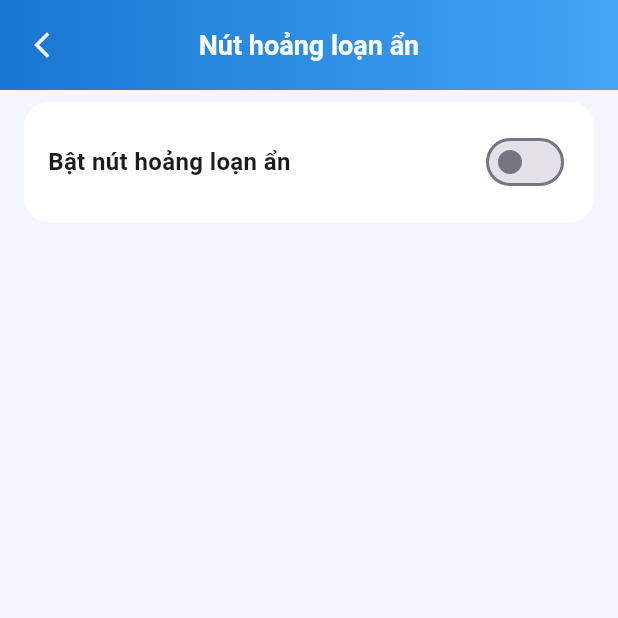
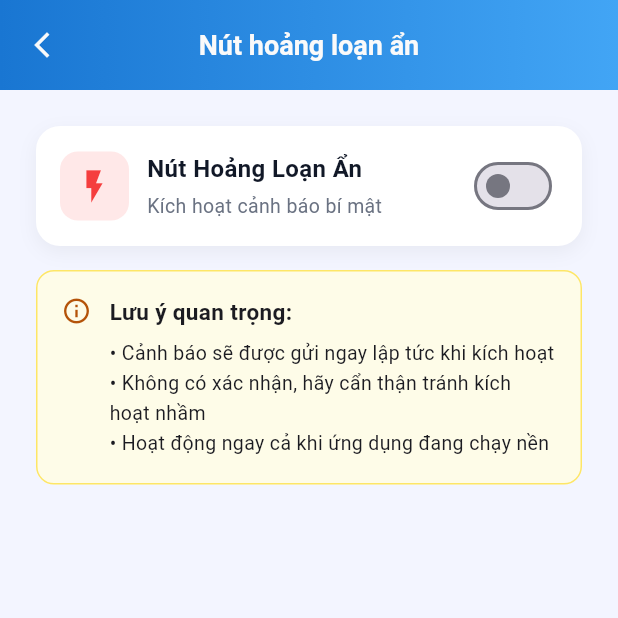
Before and after one commit to NguyenDucAnhhh/SafeTrek, a Flutter app: the screen it shows once a user with an empty profile is signed in, item 3 of the bottom bar chosen, after a tap on "Nút Hoảng loạn Ẩn", on a phone screen of 412 x 824 dp, the top half of it. Run offline on Flutter 3.47's test engine with Material 3 defaults, Android fonts, the phone set to English and light mode, and no system bars; our stand-ins replace bloc, cloud_firestore, equatable, firebase_auth, firebase_core, flutter_bloc and 2 more; missing offline and left inert: volume_controller; accounts and stored records are empty; Roboto replaces fonts that are missing (Arimo).

Commit message:
fix hidden panic

```diff
--- a/lib/feat/setting/presentation/screens/setting_hidden_panic.dart
+++ b/lib/feat/setting/presentation/screens/setting_hidden_panic.dart
@@ -1,14 +1,15 @@
 import 'package:flutter/material.dart';
+import 'package:flutter_bloc/flutter_bloc.dart';
 import 'package:shared_preferences/shared_preferences.dart';
-// import 'package:volume_watcher/volume_watcher.dart';
+import 'package:volume_controller/volume_controller.dart';
 import 'package:safetrek_project/core/widgets/secondary_header.dart';
 
 import '../../../../core/widgets/emergency_dialog.dart';
+import '../bloc/settings_bloc.dart';
+import '../bloc/settings_event.dart';
+import '../bloc/settings_state.dart';
 
-enum ActivationMethod {
-  volumeUp,
-  volumeDown,
-}
+enum ActivationMethod { volumeUp, volumeDown }
 
 class SettingHiddenPanic extends StatefulWidget {
   const SettingHiddenPanic({super.key});
@@ -25,20 +26,18 @@ class _SettingHiddenPanicState extends State<SettingHiddenPanic> {
   int _pressCount = 0;
   DateTime? _lastPressTime;
   double _lastVolume = 0;
-
   bool _isListening = false;
-  int? _volumeListenerId;
   bool _dialogShowing = false;
   static const int _timeoutMs = 2000;
 
-  static const _keyEnabled = 'hidden_panic_enabled';
   static const _keyMethod = 'hidden_panic_method';
   static const _keyCount = 'hidden_panic_count';
 
   @override
   void initState() {
     super.initState();
-    _loadSettings();
+    context.read<SettingsBloc>().add(LoadHiddenPanicEvent());
+    _loadExtraSettings();
   }
 
   @override
@@ -47,144 +46,104 @@ class _SettingHiddenPanicState extends State<SettingHiddenPanic> {
     super.dispose();
   }
 
-  // ================= STORAGE =================
-
-  Future<void> _loadSettings() async {
+  Future<void> _loadExtraSettings() async {
     final prefs = await SharedPreferences.getInstance();
-
     setState(() {
-      _isEnabled = prefs.getBool(_keyEnabled) ?? false;
-
-      final methodIndex = prefs.getInt(_keyMethod);
-      if (methodIndex != null &&
-          methodIndex < ActivationMethod.values.length) {
-        _selectedMethod = ActivationMethod.values[methodIndex];
-      }
-
       _selectedCount = prefs.getInt(_keyCount) ?? 5;
+      final methodStr = prefs.getString(_keyMethod) ?? 'volumeUp';
+      _selectedMethod = methodStr == 'volumeUp'
+          ? ActivationMethod.volumeUp
+          : ActivationMethod.volumeDown;
     });
-
-    if (_isEnabled) {
-      _startListening();
-    }
   }
 
-  Future<void> _saveSettings() async {
+  Future<void> _saveExtraSettings() async {
     final prefs = await SharedPreferences.getInstance();
-    await prefs.setBool(_keyEnabled, _isEnabled);
-    await prefs.setInt(_keyMethod, _selectedMethod.index);
     await prefs.setInt(_keyCount, _selectedCount);
+    await prefs.setString(_keyMethod, _selectedMethod.name);
   }
 
   // ================= VOLUME LISTENER =================
 
-  void _startListening() async {
+  Future<void> _startListening() async {
     if (_isListening) return;
-
-    // _lastVolume = await VolumeWatcher.getCurrentVolume;
-    // _volumeListenerId = VolumeWatcher.addListener(_onVolumeChanged);
-
     _isListening = true;
+    _lastVolume = await VolumeController().getVolume();
+    VolumeController().listener((volume) => _onVolumeChanged(volume));
   }
 
   void _stopListening() {
-    if (!_isListening) return;
-
-    if (_volumeListenerId != null) {
-      // VolumeWatcher.removeListener(_volumeListenerId);
-      _volumeListenerId = null;
-    }
-
+    VolumeController().removeListener();
     _isListening = false;
-    _resetCounter();
+    _pressCount = 0;
+    _lastPressTime = null;
   }
 
   void _onVolumeChanged(double volume) {
-    debugPrint('🔊 Volume changed: $volume');
+    if (!_isEnabled || _dialogShowing) return;
 
-    if (!_isEnabled) return;
-
-    final isVolumeUp = volume > _lastVolume;
-    final isVolumeDown = volume < _lastVolume;
-
-    debugPrint('⬆️ Up: $isVolumeUp | ⬇️ Down: $isVolumeDown');
-
+    final bool isUp = volume > _lastVolume || (volume == 1.0 && _lastVolume == 1.0);
+    final bool isDown = volume < _lastVolume || (volume == 0.0 && _lastVolume == 0.0);
     _lastVolume = volume;
 
-    if (_selectedMethod == ActivationMethod.volumeUp && !isVolumeUp) return;
-    if (_selectedMethod == ActivationMethod.volumeDown && !isVolumeDown) return;
+    bool isCorrectMethod = (_selectedMethod == ActivationMethod.volumeUp && isUp) ||
+        (_selectedMethod == ActivationMethod.volumeDown && isDown);
+
+    if (!isCorrectMethod) return;
 
     final now = DateTime.now();
-
-    if (_lastPressTime == null ||
-        now.difference(_lastPressTime!).inMilliseconds > _timeoutMs) {
+    if (_lastPressTime == null || now.difference(_lastPressTime!).inMilliseconds > _timeoutMs) {
       _pressCount = 0;
     }
 
     _pressCount++;
     _lastPressTime = now;
 
-    debugPrint('🔢 Count: $_pressCount');
-
     if (_pressCount >= _selectedCount) {
       _triggerSOS();
-      _resetCounter();
+      _pressCount = 0;
     }
   }
 
-
-  void _resetCounter() {
-    _pressCount = 0;
-    _lastPressTime = null;
-  }
-
   void _triggerSOS() {
-    if (!mounted || _dialogShowing) return;
-
+    if (_dialogShowing) return;
     _dialogShowing = true;
-
-    debugPrint('🚨 SOS TRIGGERED');
-
     showDialog(
       context: context,
       barrierDismissible: false,
-      builder: (_) => const EmergencyDialog(),
-    ).then((_) {
-      _dialogShowing = false;
-    });
+      builder: (context) => EmergencyDialog(
+        onDismiss: () => _dialogShowing = false,
+      ),
+    ).then((_) => _dialogShowing = false);
   }
 
-
-  // ================= UI =================
+  // ================= UI BUILDERS =================
 
   @override
   Widget build(BuildContext context) {
-    return Scaffold(
-      backgroundColor: const Color(0xFFF3F5FF),
-      appBar: SecondaryHeader(title: 'Nút hoảng loạn ẩn'),
-      body: SingleChildScrollView(
-        padding: const EdgeInsets.symmetric(horizontal: 16),
-        child: Column(
-          children: [
-            const SizedBox(height: 8),
-            _buildToggleCard(),
-            const SizedBox(height: 16),
-            if (_isEnabled) ...[
-              _buildActivationOption(
-                icon: Icons.volume_up,
-                title: 'Tăng âm lượng',
-                subtitle: 'Nhấn tăng âm lượng liên tục',
-                value: ActivationMethod.volumeUp,
-              ),
+    return BlocListener<SettingsBloc, SettingsState>(
+      listener: (context, state) {
+        if (state is HiddenPanicLoaded) {
+          if (_isEnabled != state.enabled) {
+            setState(() => _isEnabled = state.enabled);
+            state.enabled ? _startListening() : _stopListening();
+          }
+        }
+      },
+      child: Scaffold(
+        backgroundColor: const Color(0xFFF3F5FF),
+        appBar: const SecondaryHeader(title: 'Nút hoảng loạn ẩn'),
+        body: SingleChildScrollView(
+          padding: const EdgeInsets.all(24),
+          child: Column(
+            children: [
+              _buildToggleCard(),
               const SizedBox(height: 16),
-              _buildActivationOption(
-                icon: Icons.volume_down,
-                title: 'Giảm âm lượng',
-                subtitle: 'Nhấn giảm âm lượng liên tục',
-                value: ActivationMethod.volumeDown,
-              ),
+              _buildImportantNoteCard(),
+              const SizedBox(height: 24),
+              if (_isEnabled) _buildActivationOptions(),
             ],
-          ],
+          ),
         ),
       ),
     );
@@ -196,20 +155,37 @@ class _SettingHiddenPanicState extends State<SettingHiddenPanic> {
       decoration: BoxDecoration(
         color: Colors.white,
         borderRadius: BorderRadius.circular(16),
+        boxShadow: [
+          BoxShadow(color: Colors.black.withOpacity(0.05), blurRadius: 10, offset: const Offset(0, 4)),
+        ],
       ),
       child: Row(
         children: [
+          Container(
+            width: 46, height: 46,
+            decoration: BoxDecoration(
+              color: const Color(0xFFFFE8E8),
+              borderRadius: BorderRadius.circular(12),
+            ),
+            child: const Icon(Icons.flash_on_outlined, color: Color(0xFFF53E3E), size: 26),
+          ),
+          const SizedBox(width: 12),
           const Expanded(
-            child: Text(
-              'Bật nút hoảng loạn ẩn',
-              style: TextStyle(fontSize: 16, fontWeight: FontWeight.bold),
+            child: Column(
+              crossAxisAlignment: CrossAxisAlignment.start,
+              children: [
+                Text('Nút Hoảng Loạn Ẩn', style: TextStyle(fontSize: 16, fontWeight: FontWeight.w600, color: Color(0xFF111827))),
+                SizedBox(height: 4),
+                Text('Kích hoạt cảnh báo bí mật', style: TextStyle(fontSize: 13, color: Color(0xFF6A7282))),
+              ],
             ),
           ),
           Switch(
             value: _isEnabled,
-            onChanged: (value) async {
+            activeColor: const Color(0xFFF53E3E),
+            onChanged: (value) {
               setState(() => _isEnabled = value);
-              await _saveSettings();
+              context.read<SettingsBloc>().add(ToggleHiddenPanicEvent(value));
               value ? _startListening() : _stopListening();
             },
           ),
@@ -218,61 +194,54 @@ class _SettingHiddenPanicState extends State<SettingHiddenPanic> {
     );
   }
 
-  Widget _buildActivationOption({
-    required IconData icon,
-    required String title,
-    required String subtitle,
-    required ActivationMethod value,
-  }) {
-    final isSelected = _selectedMethod == value;
+  Widget _buildActivationOptions() {
+    return Column(
+      children: [
+        _buildMethodTile('Phím Tăng âm lượng', ActivationMethod.volumeUp),
+        const SizedBox(height: 16),
+        _buildMethodTile('Phím Giảm âm lượng', ActivationMethod.volumeDown),
+      ],
+    );
+  }
 
+  Widget _buildMethodTile(String title, ActivationMethod method) {
+    final isSelected = _selectedMethod == method;
     return GestureDetector(
-      onTap: () async {
-        setState(() => _selectedMethod = value);
-        await _saveSettings();
+      onTap: () {
+        setState(() => _selectedMethod = method);
+        _saveExtraSettings();
       },
       child: Container(
         padding: const EdgeInsets.all(16),
         decoration: BoxDecoration(
           color: Colors.white,
           borderRadius: BorderRadius.circular(16),
-          border: isSelected
-              ? Border.all(color: const Color(0xFF4F46E5), width: 1.5)
-              : null,
+          border: Border.all(color: isSelected ? const Color(0xFFF53E3E) : Colors.transparent, width: 1.5),
         ),
         child: Column(
           children: [
             Row(
               children: [
-                Icon(icon),
+                Icon(isSelected ? Icons.radio_button_checked : Icons.radio_button_off, color: isSelected ? const Color(0xFFF53E3E) : Colors.grey),
                 const SizedBox(width: 12),
-                Expanded(
-                  child: Column(
-                    crossAxisAlignment: CrossAxisAlignment.start,
-                    children: [
-                      Text(title,
-                          style:
-                          const TextStyle(fontWeight: FontWeight.bold)),
-                      Text(subtitle,
-                          style: const TextStyle(fontSize: 13)),
-                    ],
-                  ),
-                ),
-                Radio<ActivationMethod>(
-                  value: value,
-                  groupValue: _selectedMethod,
-                  onChanged: (_) async {
-                    setState(() => _selectedMethod = value);
-                    await _saveSettings();
-                  },
-                ),
+                Text(title, style: const TextStyle(fontWeight: FontWeight.bold)),
               ],
             ),
             if (isSelected) ...[
-              const SizedBox(height: 12),
+              const Divider(height: 24),
               Row(
-                children: [3, 5, 7].map(_buildCountButton).toList(),
-              ),
+                mainAxisAlignment: MainAxisAlignment.spaceAround,
+                children: [3, 5, 7].map((count) => ChoiceChip(
+                  label: Text('${count}x'),
+                  selected: _selectedCount == count,
+                  selectedColor: const Color(0xFFFFE8E8),
+                  labelStyle: TextStyle(color: _selectedCount == count ? const Color(0xFFF53E3E) : Colors.black),
+                  onSelected: (_) {
+                    setState(() => _selectedCount = count);
+                    _saveExtraSettings();
+                  },
+                )).toList(),
+              )
             ],
           ],
         ),
@@ -280,20 +249,32 @@ class _SettingHiddenPanicState extends State<SettingHiddenPanic> {
     );
   }
 
-  Widget _buildCountButton(int count) {
-    final isSelected = _selectedCount == count;
-    return Padding(
-      padding: const EdgeInsets.only(right: 8),
-      child: ElevatedButton(
-        onPressed: () async {
-          setState(() => _selectedCount = count);
-          await _saveSettings();
-        },
-        style: ElevatedButton.styleFrom(
-          backgroundColor:
-          isSelected ? const Color(0xFF4F46E5) : Colors.grey.shade300,
-        ),
-        child: Text('${count}x'),
+  Widget _buildImportantNoteCard() {
+    return Container(
+      padding: const EdgeInsets.all(16),
+      decoration: BoxDecoration(
+        color: const Color(0xFFFEFCE8),
+        borderRadius: BorderRadius.circular(12),
+        border: Border.all(color: const Color(0xFFFDE047).withOpacity(0.8)),
+      ),
+      child: const Row(
+        crossAxisAlignment: CrossAxisAlignment.start,
+        children: [
+          Icon(Icons.info_outline, color: Color(0xFFB45309), size: 20),
+          SizedBox(width: 12),
+          Expanded(
+            child: Column(
+              crossAxisAlignment: CrossAxisAlignment.start,
+              children: [
+                Text('Lưu ý quan trọng:', style: TextStyle(fontSize: 15, fontWeight: FontWeight.bold)),
+                SizedBox(height: 8),
+                Text('• Cảnh báo sẽ được gửi ngay lập tức khi kích hoạt', style: TextStyle(fontSize: 13, height: 1.5)),
+                Text('• Không có xác nhận, hãy cẩn thận tránh kích hoạt nhầm', style: TextStyle(fontSize: 13, height: 1.5)),
+                Text('• Hoạt động ngay cả khi ứng dụng đang chạy nền', style: TextStyle(fontSize: 13, height: 1.5)),
+              ],
+            ),
+          ),
+        ],
       ),
     );
   }
--- a/lib/main.dart
+++ b/lib/main.dart
@@ -17,6 +17,7 @@ import 'feat/setting/domain/repository/settings_repository.dart';
 import 'feat/setting/data/datasource/setting_remote_data_source.dart';
 import 'feat/setting/data/datasource/settings_local_data_source.dart';
 import 'feat/setting/data/repository/setting_repository_impl.dart';
+import 'feat/setting/presentation/bloc/settings_bloc.dart'; // ✅ THÊM IMPORT NÀY
 
 void main() async {
   WidgetsFlutterBinding.ensureInitialized();
@@ -65,7 +66,12 @@ class MyApp extends StatelessWidget {
             authRepository: context.read<AuthRepository>(),
           ),
         ),
-        // 👉 Nếu sau này SettingsBloc cần global, thêm ở đây
+        // ✅ CUNG CẤP SETTINGSBLOC Ở ĐÂY ĐỂ DÙNG TOÀN APP
+        BlocProvider<SettingsBloc>(
+          create: (context) => SettingsBloc(
+            context.read<SettingsRepository>(),
+          ),
+        ),
       ],
       child: MaterialApp(
         debugShowCheckedModeBanner: false,
```
Also changed, not shown: lib/core/widgets/emergency_dialog.dart (+13 -2 lines), lib/feat/setting/hidden_panic_controller.dart (+21 -21 lines).
